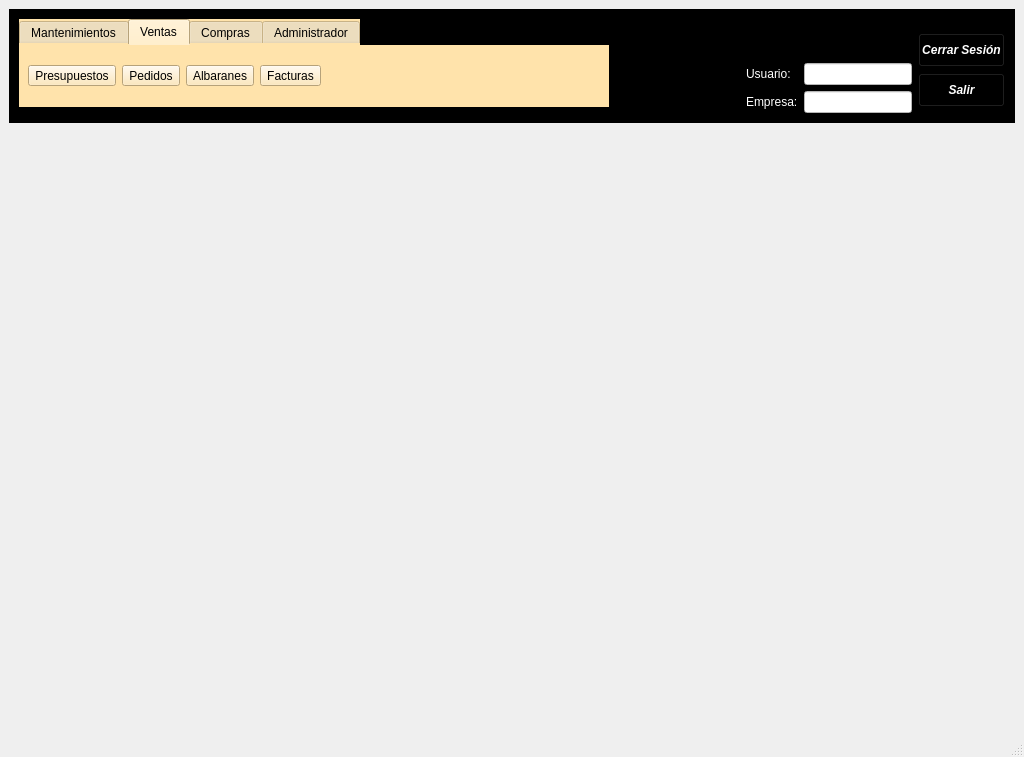
Old version of the form mainwindow.ui in the repository arcnexus/RedFoX.
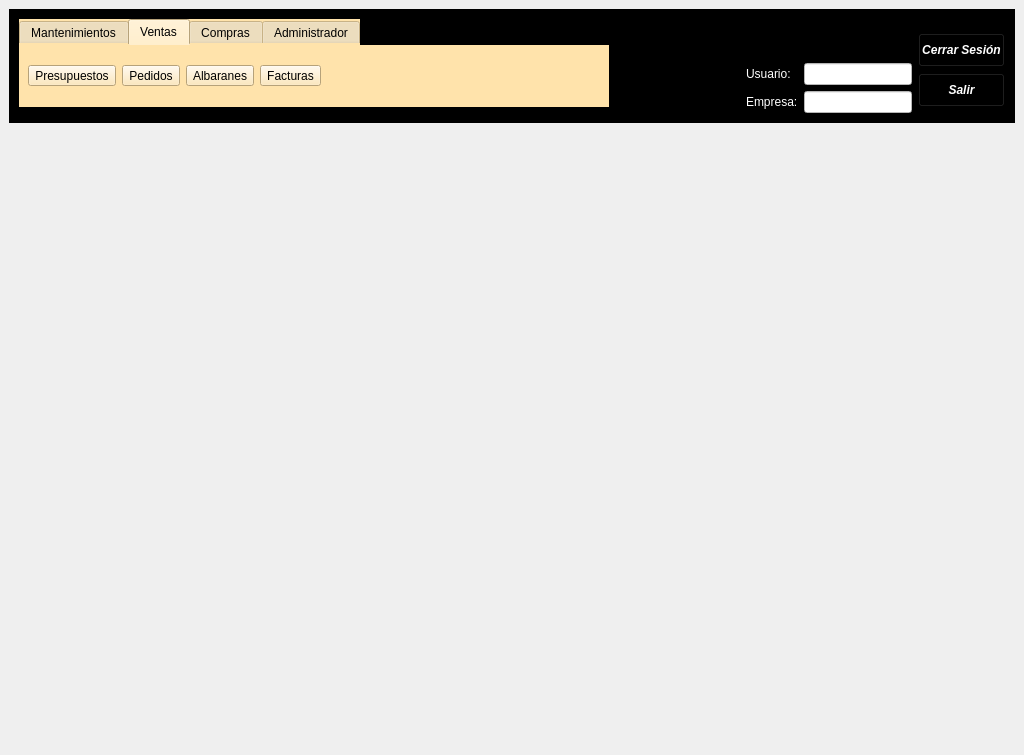
New version of the form. Icons and pictures are not drawn.

Diff of the .ui file:
```diff
--- a/mainwindow.ui
+++ b/mainwindow.ui
@@ -7,7 +7,7 @@
     <x>0</x>
     <y>0</y>
     <width>1024</width>
-    <height>757</height>
+    <height>755</height>
    </rect>
   </property>
   <property name="sizePolicy">
@@ -1159,14 +1159,6 @@
     </rect>
    </property>
   </widget>
-  <widget class="QStatusBar" name="statusbar">
-   <property name="minimumSize">
-    <size>
-     <width>0</width>
-     <height>27</height>
-    </size>
-   </property>
-  </widget>
  </widget>
  <tabstops>
   <tabstop>btnClientes</tabstop>
```
Left out of the diff: 7 changed lines with no effect on the pictures.
